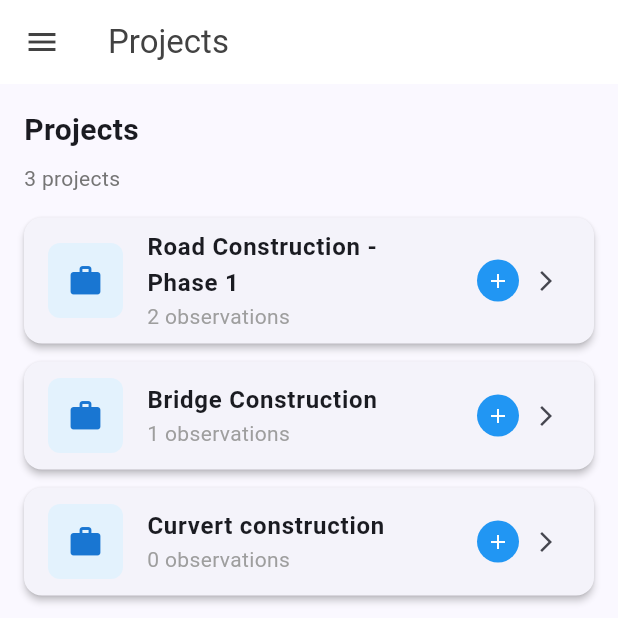
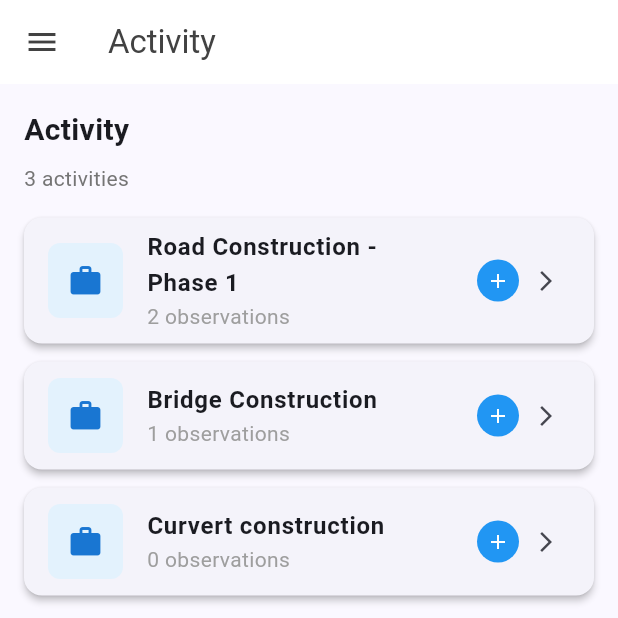
Before and after one commit to developer-MAZOYA/auth-finalmobile, a Flutter app: the ProjectsScreen screen opened by its route, on a phone screen of 412 x 824 dp, the top half of it. Run offline on Flutter 3.47's test engine with Material 3 defaults, Android fonts, the phone set to English and light mode, and no system bars; our stand-ins replace camera, geocoding, geolocator, google_sign_in, graphql_flutter, image_picker and 2 more; accounts and stored records are empty.

Commit message:
my commits today

```diff
--- a/lib/models/region_model.dart
+++ /dev/null
@@ -1,23 +0,0 @@
-class Region {
-  final String id;
-  final String name;
-  final List<Council> councils;
-
-  Region({
-    required this.id,
-    required this.name,
-    required this.councils,
-  });
-}
-
-class Council {
-  final String id;
-  final String name;
-  final String regionId;
-
-  Council({
-    required this.id,
-    required this.name,
-    required this.regionId,
-  });
-}
--- a/lib/screens/app_drawer.dart
+++ b/lib/screens/app_drawer.dart
@@ -117,7 +117,7 @@ class AppDrawer extends StatelessWidget {
                     _buildDrawerItem(
                       context,
                       Icons.work,
-                      'Project Registred',
+                      'Activities Registred',
                       () {
                         Navigator.pop(context);
                         Navigator.pushNamed(context, '/projects');
--- a/lib/screens/dashboard_screen.dart
+++ b/lib/screens/dashboard_screen.dart
@@ -226,12 +226,12 @@ class DashboardScreen extends StatelessWidget {
                     children: [
                       _buildFeatureCard(
                         context,
-                        'Draft Reports',
-                        '${draftProvider.draftCount} reports pending sync',
-                        Icons.drafts,
-                        Colors.orange,
+                        'My Activities',
+                        'View your registered projects',
+                        Icons.work_outline,
+                        Colors.green,
                         () {
-                          Navigator.pushNamed(context, '/drafts');
+                          Navigator.pushNamed(context, '/projects');
                         },
                       ),
                       _buildFeatureCard(
@@ -246,12 +246,12 @@ class DashboardScreen extends StatelessWidget {
                       ),
                       _buildFeatureCard(
                         context,
-                        'My Projects',
-                        'View your registered projects',
-                        Icons.work_outline,
-                        Colors.green,
+                        'Draft Reports',
+                        '${draftProvider.draftCount} reports pending sync',
+                        Icons.drafts,
+                        Colors.orange,
                         () {
-                          Navigator.pushNamed(context, '/projects');
+                          Navigator.pushNamed(context, '/drafts');
                         },
                       ),
                       _buildFeatureCard(
--- a/lib/screens/projects_screen.dart
+++ b/lib/screens/projects_screen.dart
@@ -16,7 +16,7 @@ class _ProjectsScreenState extends State<ProjectsScreen> {
   Widget build(BuildContext context) {
     return Scaffold(
       appBar: AppBar(
-        title: const Text('Projects'),
+        title: const Text('Activity'), // Changed from 'Projects'
         backgroundColor: Colors.white,
         elevation: 0,
         foregroundColor: Colors.grey[800],
@@ -42,12 +42,12 @@ class ProjectsList extends StatelessWidget {
         crossAxisAlignment: CrossAxisAlignment.start,
         children: [
           const Text(
-            'Projects',
+            'Activity', // Changed from 'Projects'
             style: TextStyle(fontSize: 20, fontWeight: FontWeight.bold),
           ),
           const SizedBox(height: 8),
           Text(
-            '${projects.length} project${projects.length != 1 ? 's' : ''}',
+            '${projects.length} activit${projects.length != 1 ? 'ies' : 'y'}', // Changed from 'projects'
             style: TextStyle(
               fontSize: 14,
               color: Colors.grey[600],
@@ -63,7 +63,7 @@ class ProjectsList extends StatelessWidget {
                         Icon(Icons.work_outline, size: 64, color: Colors.grey),
                         SizedBox(height: 16),
                         Text(
-                          'No projects available',
+                          'No activities available', // Changed from 'No projects available'
                           style: TextStyle(fontSize: 16, color: Colors.grey),
                         ),
                       ],
@@ -190,7 +190,7 @@ class ProjectDetailsScreen extends StatelessWidget {
         child: Column(
           crossAxisAlignment: CrossAxisAlignment.start,
           children: [
-            // Project Details Card
+            // Activity Details Card - Changed from 'Project Details'
             Card(
               elevation: 4,
               child: Padding(
@@ -199,7 +199,7 @@ class ProjectDetailsScreen extends StatelessWidget {
                   crossAxisAlignment: CrossAxisAlignment.start,
                   children: [
                     const Text(
-                      'Project Details',
+                      'Activity Details', // Changed from 'Project Details'
                       style: TextStyle(
                         fontSize: 18,
                         fontWeight: FontWeight.bold,
@@ -450,7 +450,7 @@ class _AddObservationScreenState extends State<AddObservationScreen> {
           child: Column(
             crossAxisAlignment: CrossAxisAlignment.start,
             children: [
-              // Project Details Card - Always shows since project is pre-selected
+              // Activity Details Card - Changed from 'Project Details'
               _buildProjectDetailsCard(),
 
               const SizedBox(height: 24),
@@ -462,7 +462,7 @@ class _AddObservationScreenState extends State<AddObservationScreen> {
               ),
               const SizedBox(height: 16),
               const Text(
-                'Enter the observation details for this project:',
+                'Enter the observation details for this activity:', // Changed from 'project'
                 style: TextStyle(color: Colors.grey),
               ),
               const SizedBox(height: 16),
@@ -564,7 +564,7 @@ class _AddObservationScreenState extends State<AddObservationScreen> {
           crossAxisAlignment: CrossAxisAlignment.start,
           children: [
             const Text(
-              'Adding observations to:',
+              'Adding observations to:', // Changed from 'Adding observations to project:'
               style: TextStyle(
                 fontSize: 14,
                 color: Colors.grey,
@@ -582,7 +582,7 @@ class _AddObservationScreenState extends State<AddObservationScreen> {
             ),
             const SizedBox(height: 12),
 
-            // Project details in a compact format
+            // Activity details in a compact format - Changed from 'Project details'
             Wrap(
               spacing: 16,
               runSpacing: 8,
```
Also changed, not shown: lib/services/region_service.dart (deleted, +0 -92 lines).
